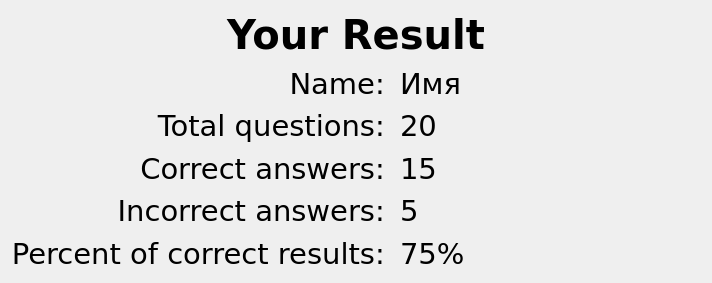
kusanekinov/CheckEng, file checkeng/dialogs/finish/finish.ui: the form before one commit.
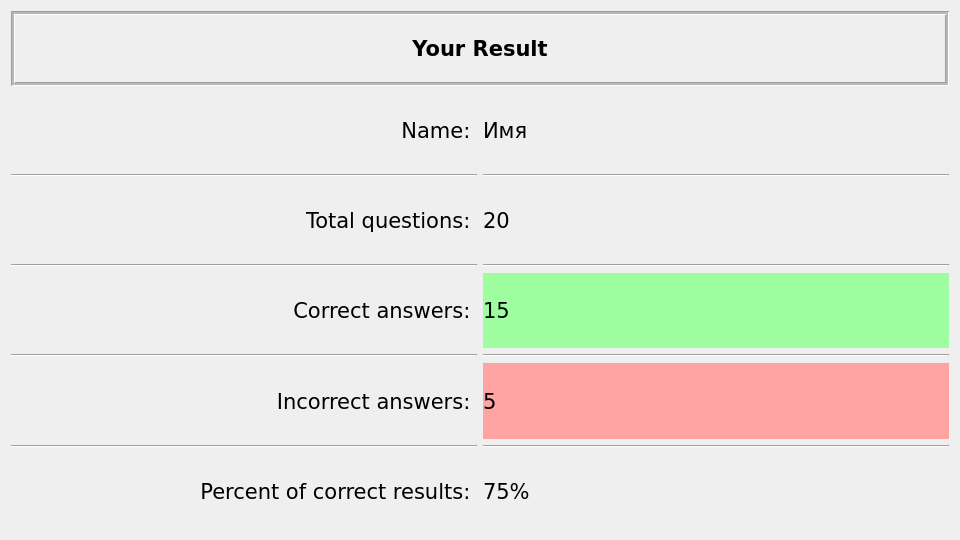
The form after the commit.

```diff
--- a/checkeng/dialogs/finish/finish.ui
+++ b/checkeng/dialogs/finish/finish.ui
@@ -6,8 +6,8 @@
    <rect>
     <x>0</x>
     <y>0</y>
-    <width>712</width>
-    <height>283</height>
+    <width>960</width>
+    <height>540</height>
    </rect>
   </property>
   <property name="font">
@@ -25,12 +25,19 @@
    <string notr="true"/>
   </property>
   <layout class="QGridLayout" name="gridLayout">
-   <item row="2" column="0">
+   <item row="4" column="1">
+    <widget class="Line" name="line_4">
+     <property name="orientation">
+      <enum>Qt::Horizontal</enum>
+     </property>
+    </widget>
+   </item>
+   <item row="3" column="0">
     <widget class="QLabel" name="l_total">
      <property name="font">
       <font>
        <family>DejaVu Sans</family>
-       <pointsize>22</pointsize>
+       <pointsize>16</pointsize>
        <weight>50</weight>
        <bold>false</bold>
       </font>
@@ -43,12 +50,68 @@
      </property>
     </widget>
    </item>
+   <item row="8" column="0">
+    <widget class="QLabel" name="l_incorrect">
+     <property name="font">
+      <font>
+       <family>DejaVu Sans</family>
+       <pointsize>16</pointsize>
+       <weight>50</weight>
+       <bold>false</bold>
+      </font>
+     </property>
+     <property name="styleSheet">
+      <string notr="true"/>
+     </property>
+     <property name="text">
+      <string>Incorrect answers: </string>
+     </property>
+     <property name="alignment">
+      <set>Qt::AlignRight|Qt::AlignTrailing|Qt::AlignVCenter</set>
+     </property>
+    </widget>
+   </item>
+   <item row="2" column="0">
+    <widget class="Line" name="line">
+     <property name="orientation">
+      <enum>Qt::Horizontal</enum>
+     </property>
+    </widget>
+   </item>
+   <item row="4" column="0">
+    <widget class="Line" name="line_3">
+     <property name="orientation">
+      <enum>Qt::Horizontal</enum>
+     </property>
+    </widget>
+   </item>
+   <item row="7" column="1">
+    <widget class="Line" name="line_6">
+     <property name="orientation">
+      <enum>Qt::Horizontal</enum>
+     </property>
+    </widget>
+   </item>
+   <item row="7" column="0">
+    <widget class="Line" name="line_5">
+     <property name="orientation">
+      <enum>Qt::Horizontal</enum>
+     </property>
+    </widget>
+   </item>
+   <item row="2" column="1">
+    <widget class="Line" name="line_2">
+     <property name="orientation">
+      <enum>Qt::Horizontal</enum>
+     </property>
+    </widget>
+   </item>
    <item row="1" column="0">
     <widget class="QLabel" name="l_name">
      <property name="font">
       <font>
        <family>DejaVu Sans</family>
-       <pointsize>22</pointsize>
+       <pointsize>16</pointsize>
        <weight>50</weight>
        <bold>false</bold>
       </font>
@@ -61,6 +124,105 @@
      </property>
     </widget>
    </item>
+   <item row="10" column="1">
+    <widget class="QLabel" name="m_percent">
+     <property name="font">
+      <font>
+       <family>DejaVu Sans</family>
+       <pointsize>16</pointsize>
+       <weight>50</weight>
+       <bold>false</bold>
+      </font>
+     </property>
+     <property name="text">
+      <string>75%</string>
+     </property>
+    </widget>
+   </item>
+   <item row="6" column="1">
+    <widget class="QLabel" name="m_correct">
+     <property name="font">
+      <font>
+       <family>DejaVu Sans</family>
+       <pointsize>16</pointsize>
+       <weight>50</weight>
+       <bold>false</bold>
+      </font>
+     </property>
+     <property name="styleSheet">
+      <string notr="true">background-color: rgb(158, 254, 159);</string>
+     </property>
+     <property name="text">
+      <string>15</string>
+     </property>
+     <property name="scaledContents">
+      <bool>false</bool>
+     </property>
+     <property name="margin">
+      <number>4</number>
+     </property>
+     <property name="indent">
+      <number>0</number>
+     </property>
+    </widget>
+   </item>
+   <item row="3" column="1">
+    <widget class="QLabel" name="m_total">
+     <property name="font">
+      <font>
+       <family>DejaVu Sans</family>
+       <pointsize>16</pointsize>
+       <weight>50</weight>
+       <bold>false</bold>
+      </font>
+     </property>
+     <property name="text">
+      <string>20</string>
+     </property>
+    </widget>
+   </item>
+   <item row="10" column="0">
+    <widget class="QLabel" name="l_percent">
+     <property name="font">
+      <font>
+       <family>DejaVu Sans</family>
+       <pointsize>16</pointsize>
+       <weight>50</weight>
+       <bold>false</bold>
+      </font>
+     </property>
+     <property name="text">
+      <string>Percent of correct results: </string>
+     </property>
+     <property name="alignment">
+      <set>Qt::AlignRight|Qt::AlignTrailing|Qt::AlignVCenter</set>
+     </property>
+    </widget>
+   </item>
+   <item row="8" column="1">
+    <widget class="QLabel" name="m_incorrect">
+     <property name="font">
+      <font>
+       <family>DejaVu Sans</family>
+       <pointsize>16</pointsize>
+       <weight>50</weight>
+       <bold>false</bold>
+      </font>
+     </property>
+     <property name="styleSheet">
+      <string notr="true">background-color: rgb(255, 163, 163);</string>
+     </property>
+     <property name="text">
+      <string>5</string>
+     </property>
+     <property name="margin">
+      <number>4</number>
+     </property>
+     <property name="indent">
+      <number>0</number>
+     </property>
+    </widget>
+   </item>
    <item row="0" column="0" colspan="2">
     <widget class="QLabel" name="l_result">
      <property name="sizePolicy">
@@ -72,11 +234,29 @@
      <property name="font">
       <font>
        <family>DejaVu Sans</family>
-       <pointsize>30</pointsize>
+       <pointsize>16</pointsize>
        <weight>75</weight>
        <bold>true</bold>
       </font>
      </property>
+     <property name="autoFillBackground">
+      <bool>true</bool>
+     </property>
+     <property name="styleSheet">
+      <string notr="true"/>
+     </property>
+     <property name="frameShape">
+      <enum>QFrame::Box</enum>
+     </property>
+     <property name="frameShadow">
+      <enum>QFrame::Sunken</enum>
+     </property>
+     <property name="lineWidth">
+      <number>1</number>
+     </property>
+     <property name="midLineWidth">
+      <number>2</number>
+     </property>
      <property name="text">
       <string>Your Result</string>
      </property>
@@ -85,27 +265,12 @@
      </property>
     </widget>
    </item>
-   <item row="2" column="1">
-    <widget class="QLabel" name="m_total">
-     <property name="font">
-      <font>
-       <family>DejaVu Sans</family>
-       <pointsize>22</pointsize>
-       <weight>50</weight>
-       <bold>false</bold>
-      </font>
-     </property>
-     <property name="text">
-      <string>20</string>
-     </property>
-    </widget>
-   </item>
    <item row="1" column="1">
     <widget class="QLabel" name="m_name">
      <property name="font">
       <font>
        <family>DejaVu Sans</family>
-       <pointsize>22</pointsize>
+       <pointsize>16</pointsize>
        <weight>50</weight>
        <bold>false</bold>
       </font>
@@ -115,34 +280,42 @@
      </property>
     </widget>
    </item>
-   <item row="4" column="0">
-    <widget class="QLabel" name="l_incorrect">
-     <property name="font">
-      <font>
-       <family>DejaVu Sans</family>
-       <pointsize>22</pointsize>
-       <weight>50</weight>
-       <bold>false</bold>
-      </font>
+   <item row="9" column="0">
+    <widget class="Line" name="line_7">
+     <property name="orientation">
+      <enum>Qt::Horizontal</enum>
      </property>
-     <property name="text">
-      <string>Incorrect answers: </string>
+    </widget>
+   </item>
+   <item row="9" column="1">
+    <widget class="Line" name="line_8">
+     <property name="orientation">
+      <enum>Qt::Horizontal</enum>
      </property>
-     <property name="alignment">
-      <set>Qt::AlignRight|Qt::AlignTrailing|Qt::AlignVCenter</set>
-     </property>
     </widget>
    </item>
-   <item row="3" column="0">
+   <item row="6" column="0">
     <widget class="QLabel" name="l_correct">
      <property name="font">
       <font>
        <family>DejaVu Sans</family>
-       <pointsize>22</pointsize>
+       <pointsize>16</pointsize>
        <weight>50</weight>
        <bold>false</bold>
       </font>
      </property>
+     <property name="autoFillBackground">
+      <bool>false</bool>
+     </property>
+     <property name="styleSheet">
+      <string notr="true"/>
+     </property>
+     <property name="frameShape">
+      <enum>QFrame::NoFrame</enum>
+     </property>
+     <property name="midLineWidth">
+      <number>7</number>
+     </property>
      <property name="text">
       <string>Сorrect answers: </string>
      </property>
@@ -151,69 +324,6 @@
      </property>
     </widget>
    </item>
-   <item row="4" column="1">
-    <widget class="QLabel" name="m_incorrect">
-     <property name="font">
-      <font>
-       <family>DejaVu Sans</family>
-       <pointsize>22</pointsize>
-       <weight>50</weight>
-       <bold>false</bold>
-      </font>
-     </property>
-     <property name="text">
-      <string>5</string>
-     </property>
-    </widget>
-   </item>
-   <item row="3" column="1">
-    <widget class="QLabel" name="m_correct">
-     <property name="font">
-      <font>
-       <family>DejaVu Sans</family>
-       <pointsize>22</pointsize>
-       <weight>50</weight>
-       <bold>false</bold>
-      </font>
-     </property>
-     <property name="text">
-      <string>15</string>
-     </property>
-    </widget>
-   </item>
-   <item row="5" column="0">
-    <widget class="QLabel" name="l_percent">
-     <property name="font">
-      <font>
-       <family>DejaVu Sans</family>
-       <pointsize>22</pointsize>
-       <weight>50</weight>
-       <bold>false</bold>
-      </font>
-     </property>
-     <property name="text">
-      <string>Percent of correct results: </string>
-     </property>
-     <property name="alignment">
-      <set>Qt::AlignRight|Qt::AlignTrailing|Qt::AlignVCenter</set>
-     </property>
-    </widget>
-   </item>
-   <item row="5" column="1">
-    <widget class="QLabel" name="m_percent">
-     <property name="font">
-      <font>
-       <family>DejaVu Sans</family>
-       <pointsize>22</pointsize>
-       <weight>50</weight>
-       <bold>false</bold>
-      </font>
-     </property>
-     <property name="text">
-      <string>75%</string>
-     </property>
-    </widget>
-   </item>
   </layout>
  </widget>
  <resources/>
```
Left out of the diff: 2 changed lines with no effect on the pictures.
